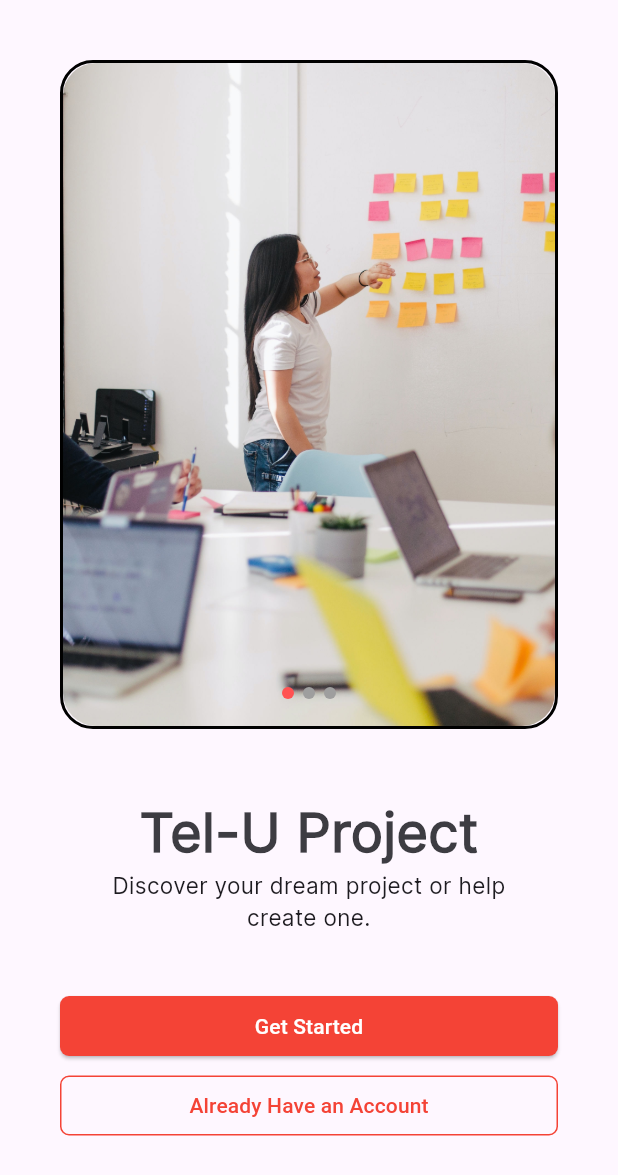
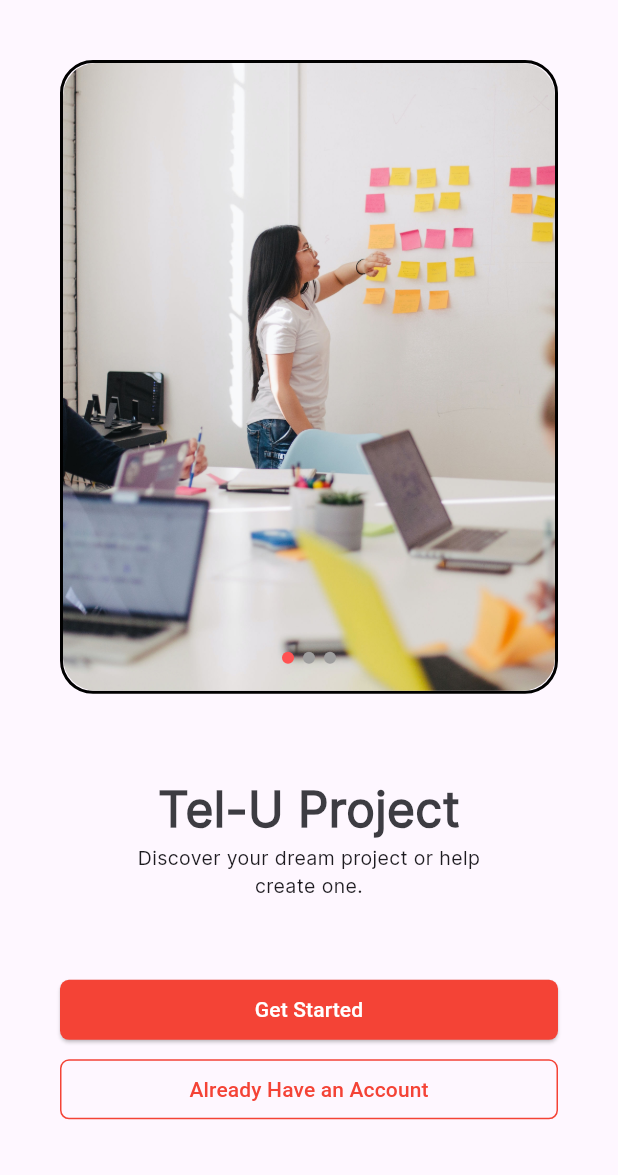
Before and after one commit to rezadhied/telu_project, a Flutter app: the screen it shows after launch, on a phone screen of 412 x 824 dp. Shown: the top 1175 px of the screen. Run offline on Flutter 3.47's test engine with Material 3 defaults, Android fonts, the phone set to English and light mode, and no system bars; drawn by our look-alikes of carousel_slider; our stand-ins replace google_fonts.

Commit message:
fix ukuran layout welcome page

```diff
--- a/lib/main.dart
+++ b/lib/main.dart
@@ -41,7 +41,7 @@
           child: Column(
             children: <Widget>[
               Flexible(
-                  flex: 6,
+                  flex: 7,
                   child: Container(
                     decoration: BoxDecoration(
                         border: Border.all(color: Colors.black, width: 2),
@@ -102,7 +102,7 @@
                     ),
                   )),
               Flexible(
-                flex: 3,
+                flex: 4,
                 child: Column(
                   mainAxisAlignment: MainAxisAlignment.spaceEvenly,
                   children: [
@@ -112,7 +112,7 @@
                           child: Text(
                             'Tel-U Project',
                             style: GoogleFonts.inter(
-                              fontSize: 36,
+                              fontSize: 32,
                               fontWeight: FontWeight.bold,
                               color: const Color(0xFF3D3C42),
                             ),
@@ -122,7 +122,7 @@
                             child: Text(
                           'Discover your dream project or help \ncreate one.',
                           style: GoogleFonts.inter(
-                            fontSize: 15,
+                            fontSize: 13,
                             fontWeight: FontWeight.w300,
                           ),
                           textAlign: TextAlign.center,
```
